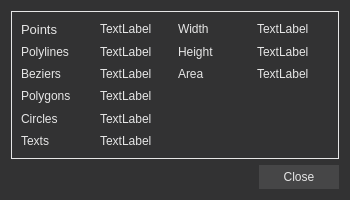
The window that src/ui/DataPanel.ui (chen6556/DSV) describes before a commit, drawn with Qt 5.
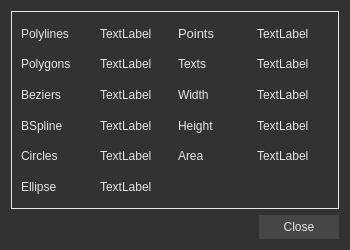
The same window after the commit.

```diff
--- a/src/ui/DataPanel.ui
+++ b/src/ui/DataPanel.ui
@@ -7,7 +7,7 @@
     <x>0</x>
     <y>0</y>
     <width>350</width>
-    <height>200</height>
+    <height>250</height>
    </rect>
   </property>
   <property name="minimumSize">
@@ -38,14 +38,77 @@
       <enum>QFrame::Shadow::Plain</enum>
      </property>
      <layout class="QGridLayout" name="gridLayout_2">
+      <item row="8" column="0">
+       <widget class="QLabel" name="label_10">
+        <property name="text">
+         <string>Ellipse</string>
+        </property>
+       </widget>
+      </item>
+      <item row="5" column="0">
+       <widget class="QLabel" name="label_11">
+        <property name="text">
+         <string>BSpline</string>
+        </property>
+       </widget>
+      </item>
+      <item row="8" column="1">
+       <widget class="QLabel" name="ellipse_label">
+        <property name="text">
+         <string>TextLabel</string>
+        </property>
+       </widget>
+      </item>
+      <item row="2" column="0">
+       <widget class="QLabel" name="label_2">
+        <property name="text">
+         <string>Polylines</string>
+        </property>
+       </widget>
+      </item>
       <item row="2" column="1">
+       <widget class="QLabel" name="polyline_label">
+        <property name="text">
+         <string>TextLabel</string>
+        </property>
+       </widget>
+      </item>
+      <item row="7" column="1">
+       <widget class="QLabel" name="circle_label">
+        <property name="text">
+         <string>TextLabel</string>
+        </property>
+       </widget>
+      </item>
+      <item row="4" column="1">
        <widget class="QLabel" name="bezier_label">
         <property name="text">
          <string>TextLabel</string>
         </property>
        </widget>
       </item>
-      <item row="0" column="0">
+      <item row="5" column="1">
+       <widget class="QLabel" name="bspline_label">
+        <property name="text">
+         <string>TextLabel</string>
+        </property>
+       </widget>
+      </item>
+      <item row="4" column="0">
+       <widget class="QLabel" name="label_3">
+        <property name="text">
+         <string>Beziers</string>
+        </property>
+       </widget>
+      </item>
+      <item row="2" column="3">
+       <widget class="QLabel" name="point_label">
+        <property name="text">
+         <string>TextLabel</string>
+        </property>
+       </widget>
+      </item>
+      <item row="2" column="2">
        <widget class="QLabel" name="label">
         <property name="font">
          <font>
@@ -57,59 +120,10 @@
         </property>
        </widget>
       </item>
-      <item row="1" column="1">
-       <widget class="QLabel" name="polyline_label">
+      <item row="7" column="0">
+       <widget class="QLabel" name="label_5">
         <property name="text">
-         <string>TextLabel</string>
-        </property>
-       </widget>
-      </item>
-      <item row="1" column="2">
-       <widget class="QLabel" name="label_8">
-        <property name="text">
-         <string>Height</string>
-        </property>
-       </widget>
-      </item>
-      <item row="2" column="3">
-       <widget class="QLabel" name="area_label">
-        <property name="text">
-         <string>TextLabel</string>
-        </property>
-       </widget>
-      </item>
-      <item row="3" column="1">
-       <widget class="QLabel" name="polygon_label">
-        <property name="text">
-         <string>TextLabel</string>
-        </property>
-       </widget>
-      </item>
-      <item row="1" column="0">
-       <widget class="QLabel" name="label_2">
-        <property name="text">
-         <string>Polylines</string>
-        </property>
-       </widget>
-      </item>
-      <item row="0" column="1">
-       <widget class="QLabel" name="point_label">
-        <property name="text">
-         <string>TextLabel</string>
-        </property>
-       </widget>
-      </item>
-      <item row="0" column="3">
-       <widget class="QLabel" name="width_label">
-        <property name="text">
-         <string>TextLabel</string>
-        </property>
-       </widget>
-      </item>
-      <item row="4" column="1">
-       <widget class="QLabel" name="circle_label">
-        <property name="text">
-         <string>TextLabel</string>
+         <string>Circles</string>
         </property>
        </widget>
       </item>
@@ -120,49 +134,63 @@
         </property>
        </widget>
       </item>
-      <item row="0" column="2">
+      <item row="3" column="1">
+       <widget class="QLabel" name="polygon_label">
+        <property name="text">
+         <string>TextLabel</string>
+        </property>
+       </widget>
+      </item>
+      <item row="7" column="2">
+       <widget class="QLabel" name="label_9">
+        <property name="text">
+         <string>Area</string>
+        </property>
+       </widget>
+      </item>
+      <item row="5" column="2">
+       <widget class="QLabel" name="label_8">
+        <property name="text">
+         <string>Height</string>
+        </property>
+       </widget>
+      </item>
+      <item row="4" column="2">
        <widget class="QLabel" name="label_7">
         <property name="text">
          <string>Width</string>
         </property>
        </widget>
       </item>
-      <item row="4" column="0">
-       <widget class="QLabel" name="label_5">
+      <item row="7" column="3">
+       <widget class="QLabel" name="area_label">
         <property name="text">
-         <string>Circles</string>
+         <string>TextLabel</string>
         </property>
        </widget>
       </item>
-      <item row="1" column="3">
+      <item row="5" column="3">
        <widget class="QLabel" name="height_label">
         <property name="text">
          <string>TextLabel</string>
         </property>
        </widget>
       </item>
-      <item row="2" column="2">
-       <widget class="QLabel" name="label_9">
+      <item row="4" column="3">
+       <widget class="QLabel" name="width_label">
         <property name="text">
-         <string>Area</string>
+         <string>TextLabel</string>
         </property>
        </widget>
       </item>
-      <item row="2" column="0">
-       <widget class="QLabel" name="label_3">
-        <property name="text">
-         <string>Beziers</string>
-        </property>
-       </widget>
-      </item>
-      <item row="5" column="0">
+      <item row="3" column="2">
        <widget class="QLabel" name="label_6">
         <property name="text">
          <string>Texts</string>
         </property>
        </widget>
       </item>
-      <item row="5" column="1">
+      <item row="3" column="3">
        <widget class="QLabel" name="text_label">
         <property name="text">
          <string>TextLabel</string>
```
